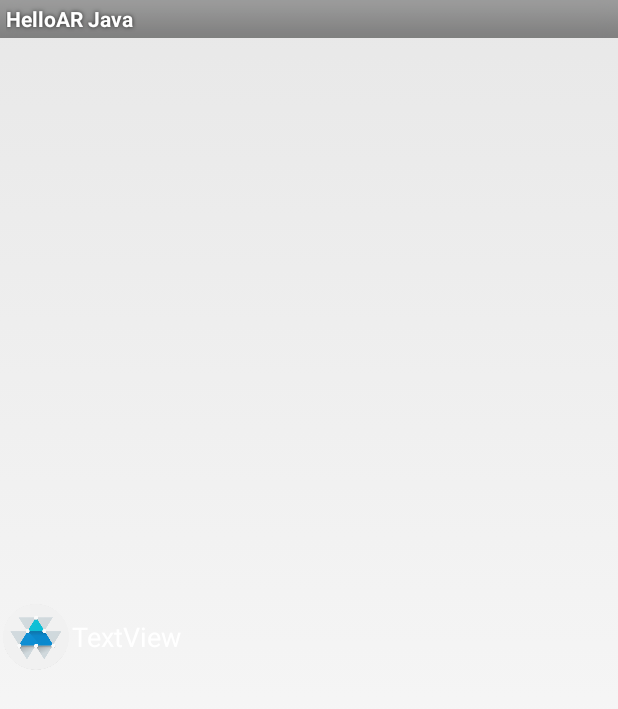
After one commit to GeorgianB/DrHouseApp, an Android app: the layout items_list.xml on its own in the app's theme, with its tools: preview values and no code run, on a phone screen of 412 x 824 dp. The commit adds this screen. Shown: the top 709 px of the screen. Run offline under Robolectric (Android 15) with nearby library versions, the phone set to English and light mode, and no system bars.

Commit message:
stuff fixed

```diff
--- a/app/src/main/AndroidManifest.xml
+++ b/app/src/main/AndroidManifest.xml
@@ -35,7 +35,7 @@
             android:name=".HelloArActivity"
             android:label="@string/app_name"
             android:configChanges="orientation|screenSize"
-            android:theme="@style/Theme.AppCompat"
+            android:theme="@style/Theme.AppCompat.DayNight.DarkActionBar"
             android:screenOrientation="locked">
             <intent-filter>
                 <action android:name="android.intent.action.MAIN" />
--- /dev/null
+++ b/app/src/main/res/layout/items_list.xml
@@ -0,0 +1,23 @@
+<?xml version="1.0" encoding="utf-8"?>
+<LinearLayout xmlns:android="http://schemas.android.com/apk/res/android"
+    android:layout_width="match_parent"
+    android:layout_height="match_parent"
+    android:orientation="horizontal" >
+
+    <ImageView
+        android:id="@+id/imageView1"
+        android:layout_gravity="center"
+        android:layout_width="48dp"
+        android:layout_height="48dp"
+        android:src="@drawable/ic_launcher" />
+
+    <TextView
+        android:id="@+id/textView1"
+        android:layout_gravity="center"
+        android:layout_width="wrap_content"
+        android:layout_height="wrap_content"
+        android:textSize="18dp"
+        android:textColor="#fff"
+        android:text="TextView" />
+
+</LinearLayout>
```
Also changed, not shown: app/src/main/java/com/google/ar/core/examples/java/helloar/CustomListItemsAdapter.java (added, +69 -0 lines), app/src/main/java/com/google/ar/core/examples/java/helloar/HelloArActivity.java (+7 -42 lines), app/src/main/res/layout/drawer_list_item.xml (deleted, +0 -27 lines), app/src/main/res/drawable-mdpi/res_1e1a4f6f1bad2a2497396b248924864b_80x80_aiqi.jpg (added), app/src/main/res/drawable-mdpi/res_6ae95e2f8d6cf125691790544fba578f_80x80_4pjm.jpg (added).
